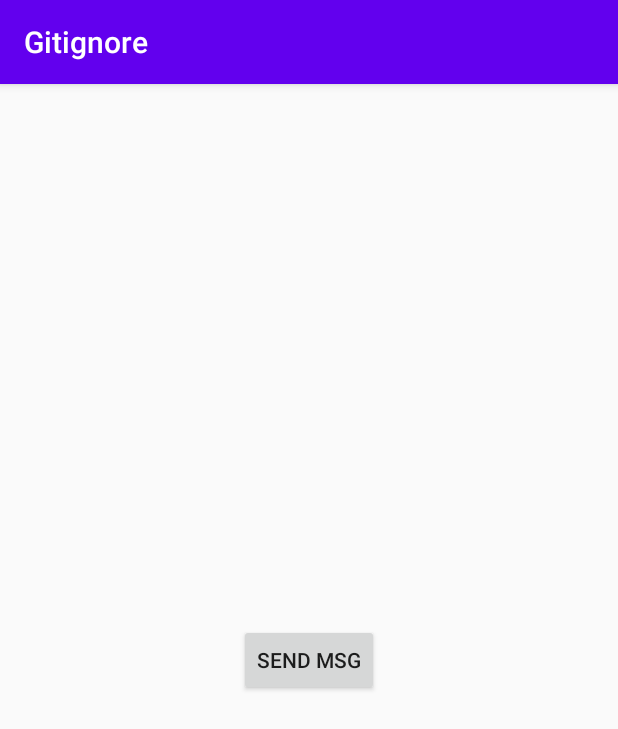
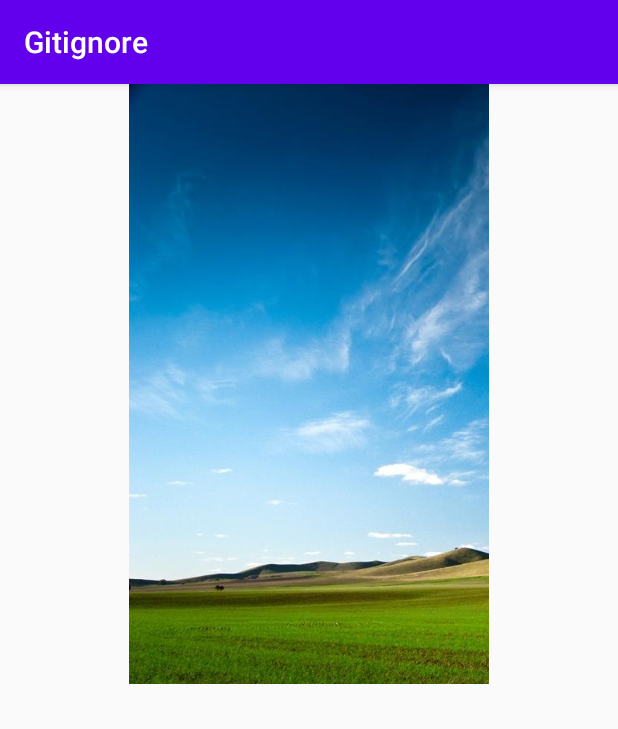
Before and after one commit to NamedJack/Gitignore, an Android app: the screen it shows after launch (MainActivity before the commit, BitMapSizeActivity after it), on a phone screen of 412 x 824 dp. Shown: the top 729 px of the screen. Run offline under Robolectric (Android 15) with nearby library versions, the phone set to English and light mode, and no system bars.

Commit message:
test screen dpi

```diff
--- a/app/src/main/AndroidManifest.xml
+++ b/app/src/main/AndroidManifest.xml
@@ -14,12 +14,17 @@
         android:supportsRtl="true"
         android:theme="@style/AppTheme">
         <activity android:name=".MainActivity">
+
+        </activity>
+        <activity android:name=".BitMapSizeActivity">
             <intent-filter>
                 <action android:name="android.intent.action.MAIN" />
 
                 <category android:name="android.intent.category.LAUNCHER" />
             </intent-filter>
         </activity>
+
+
     </application>
 
 </manifest>
--- a/app/src/main/res/layout/activity_bitmap.xml
+++ b/app/src/main/res/layout/activity_bitmap.xml
@@ -5,6 +5,8 @@
     android:orientation="vertical">
 
     <ImageView
+        android:layout_gravity="center"
+        android:src="@drawable/test"
         android:id="@+id/image"
         android:layout_width="wrap_content"
         android:layout_height="wrap_content" />
```
Also changed, not shown: app/src/main/res/drawable-xhdpi/test.png (added), app/src/main/res/drawable-xxhdpi/test.png (added).
